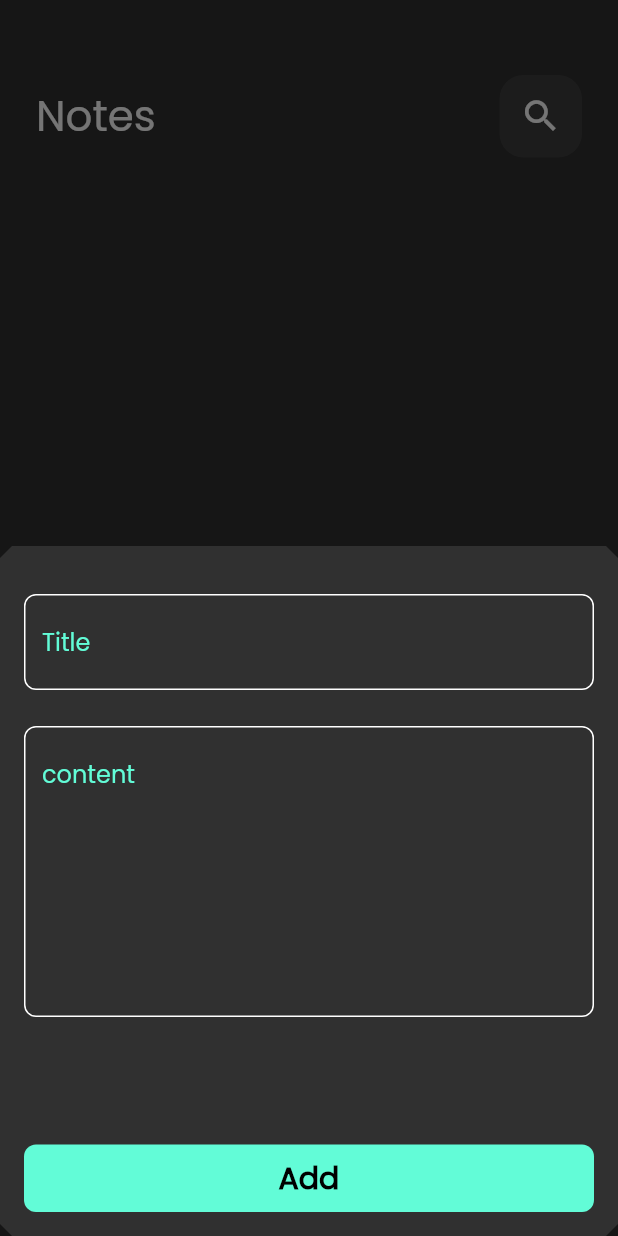
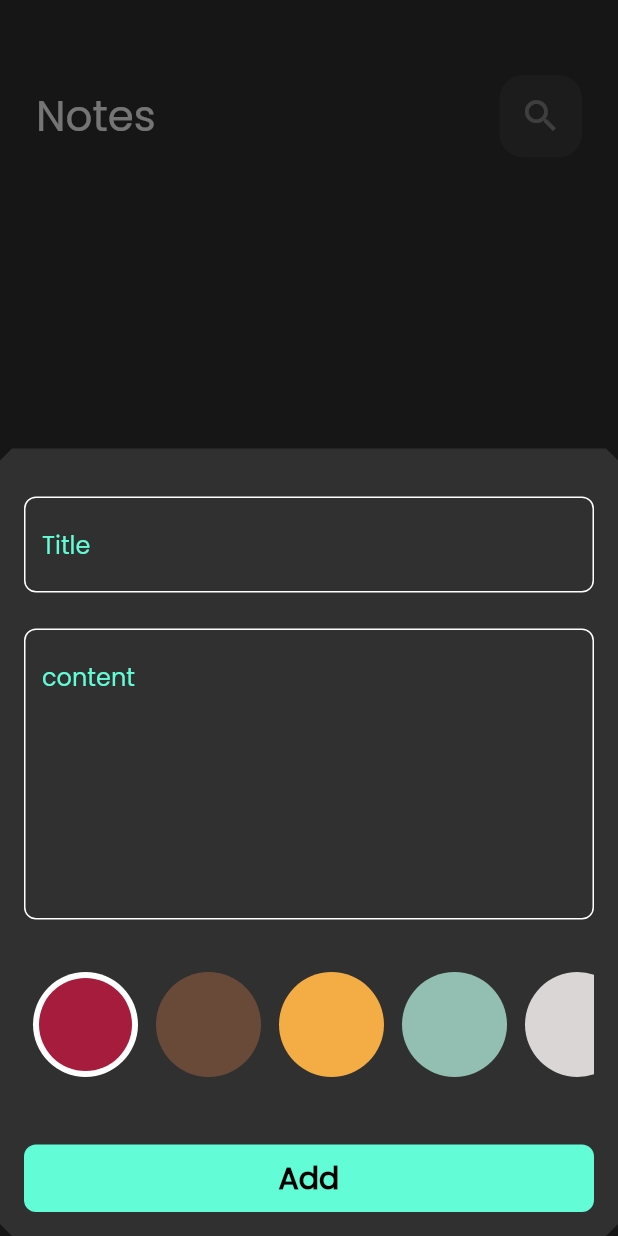
Before and after one commit to mohammedzom/notes_app, a Flutter app: the screen it shows after launch, after a tap on the "add" icon, on a phone screen of 412 x 824 dp. Run offline on Flutter 3.47's test engine with Material 2 defaults, Android fonts, the phone set to English and light mode, and no system bars; our stand-ins replace bloc, flutter_bloc, font_awesome_flutter, hive, hive_flutter; accounts and stored records are empty.

Commit message:
finsh App

```diff
--- a/lib/cubit/notes_cubit/notes_cubit.dart
+++ b/lib/cubit/notes_cubit/notes_cubit.dart
@@ -13,5 +13,6 @@ class NotesCubit extends Cubit<NotesState> {
   NotesCubit() : super(NotesInitial());
   fatchAllNotes() async {
     notes = Hive.box<NoteModel>(kNotesBox).values.toList();
+    emit(NotesNotesSuccess());
   }
 }
--- a/lib/cubit/notes_cubit/notes_state.dart
+++ b/lib/cubit/notes_cubit/notes_state.dart
@@ -4,3 +4,5 @@ part of 'notes_cubit.dart';
 abstract class NotesState {}
 
 class NotesInitial extends NotesState {}
+
+class NotesNotesSuccess extends NotesState {}
--- a/lib/main.dart
+++ b/lib/main.dart
@@ -1,6 +1,7 @@
 import 'package:flutter/material.dart';
 import 'package:hive_flutter/hive_flutter.dart';
 import 'package:notes_app/consts.dart';
+import 'package:notes_app/cubit/notes_cubit/notes_cubit.dart';
 import 'package:notes_app/models/note_model.dart';
 import 'package:notes_app/simple_bloc_observer.dart';
 import 'package:notes_app/views/notes_view.dart';
@@ -19,10 +20,13 @@ class NotesApp extends StatelessWidget {
 
   @override
   Widget build(BuildContext context) {
-    return MaterialApp(
-      debugShowCheckedModeBanner: false,
-      theme: ThemeData(brightness: Brightness.dark, fontFamily: 'Poppins'),
-      home: const NotesView(),
+    return BlocProvider(
+      create: (context) => NotesCubit(),
+      child: MaterialApp(
+        debugShowCheckedModeBanner: false,
+        theme: ThemeData(brightness: Brightness.dark, fontFamily: 'Poppins'),
+        home: const NotesView(),
+      ),
     );
   }
 }
--- a/lib/models/note_model.dart
+++ b/lib/models/note_model.dart
@@ -5,13 +5,13 @@ part 'note_model.g.dart';
 @HiveType(typeId: 0)
 class NoteModel extends HiveObject {
   @HiveField(0)
-  final String title;
+  String title;
   @HiveField(1)
-  final String subTitle;
+  String subTitle;
   @HiveField(2)
   final String date;
   @HiveField(3)
-  final int color;
+  int color;
 
   NoteModel(
       {required this.title,
--- a/lib/views/notes_view.dart
+++ b/lib/views/notes_view.dart
@@ -1,6 +1,4 @@
 import 'package:flutter/material.dart';
-import 'package:flutter_bloc/flutter_bloc.dart';
-import 'package:notes_app/cubit/notes_cubit/notes_cubit.dart';
 import 'package:notes_app/views/widgets/notes_view_body.dart';
 
 import 'widgets/add_note_bottom_sheet.dart';
@@ -10,15 +8,13 @@ class NotesView extends StatelessWidget {
 
   @override
   Widget build(BuildContext context) {
-    return BlocProvider(
-      create: (context) => NotesCubit(),
-      child: Scaffold(
+    return Scaffold(
       floatingActionButton: FloatingActionButton(
         onPressed: () {
           showModalBottomSheet(
             isScrollControlled: true,
-              shape: BeveledRectangleBorder(
-                  borderRadius: BorderRadius.circular(8)),
+            shape:
+                BeveledRectangleBorder(borderRadius: BorderRadius.circular(8)),
             context: context,
             builder: (context) => const AddNoteBottomSheet(),
           );
@@ -26,7 +22,6 @@ class NotesView extends StatelessWidget {
         child: const Icon(Icons.add),
       ),
       body: const NotesViewBody(),
-      ),
     );
   }
 }
--- a/lib/views/widgets/add_note_bottom_sheet.dart
+++ b/lib/views/widgets/add_note_bottom_sheet.dart
@@ -1,6 +1,7 @@
 import 'package:flutter/material.dart';
 import 'package:flutter_bloc/flutter_bloc.dart';
 import 'package:notes_app/cubit/add_note_cubit/add_note_cubit.dart';
+import 'package:notes_app/cubit/notes_cubit/notes_cubit.dart';
 import 'add_note_form.dart';
 
 class AddNoteBottomSheet extends StatelessWidget {
@@ -11,11 +12,8 @@ class AddNoteBottomSheet extends StatelessWidget {
       create: (context) => AddNoteCubit(),
       child: BlocConsumer<AddNoteCubit, AddNoteState>(
         listener: (context, state) {
-          if (state is AddNoteFailure) {
-            debugPrint('failled ${state.errMessage}');
-          }
-
           if (state is AddNoteSuccess) {
+            BlocProvider.of<NotesCubit>(context).fatchAllNotes();
             Navigator.pop(context);
           }
         },
--- a/lib/views/widgets/add_note_form.dart
+++ b/lib/views/widgets/add_note_form.dart
@@ -3,6 +3,7 @@ import 'package:flutter_bloc/flutter_bloc.dart';
 import 'package:intl/intl.dart';
 import 'package:notes_app/cubit/add_note_cubit/add_note_cubit.dart';
 import 'package:notes_app/models/note_model.dart';
+import 'colors_list_view.dart';
 import 'custom_button.dart';
 import 'custom_text_filde.dart';
 
@@ -37,7 +38,9 @@ class _AddNoteFormState extends State<AddNoteForm> {
             maxLines: 7,
             onsaved: (p0) => subTitle = p0,
           ),
-          const SizedBox(height: 85),
+          const SizedBox(height: 35),
+          const ColorListView(),
+          const SizedBox(height: 45),
           BlocBuilder<AddNoteCubit, AddNoteState>(
             builder: (context, state) {
               return CustomButton(
@@ -49,9 +52,10 @@ class _AddNoteFormState extends State<AddNoteForm> {
                     BlocProvider.of<AddNoteCubit>(context).addNote(NoteModel(
                         title: title!,
                         subTitle: subTitle!,
-                        date: DateFormat('EE, dd/mm/yy HH:MM')
+                        date: DateFormat('EE dd,MM,yy hh:MM a')
                             .format(DateTime.now()),
                         color: Colors.blue.value));
+
                     setState(() {});
                   } else {
                     autovalidateMode = AutovalidateMode.always;
--- /dev/null
+++ b/lib/views/widgets/colors_list_view.dart
@@ -0,0 +1,112 @@
+import 'package:flutter/material.dart';
+import 'package:flutter_bloc/flutter_bloc.dart';
+import 'package:notes_app/consts.dart';
+import 'package:notes_app/cubit/add_note_cubit/add_note_cubit.dart';
+import 'package:notes_app/models/note_model.dart';
+
+class ColorItem extends StatelessWidget {
+  const ColorItem({super.key, required this.isSelect, required this.color});
+  final bool isSelect;
+  final Color color;
+
+  @override
+  Widget build(BuildContext context) {
+    return isSelect
+        ? CircleAvatar(
+            radius: 35,
+            backgroundColor: Colors.white,
+            child: CircleAvatar(
+              radius: 31,
+              backgroundColor: color,
+            ),
+          )
+        : CircleAvatar(
+            radius: 35,
+            backgroundColor: color,
+          );
+  }
+}
+
+class ColorListView extends StatefulWidget {
+  const ColorListView({super.key});
+
+  @override
+  State<ColorListView> createState() => _ColorListViewState();
+}
+
+class _ColorListViewState extends State<ColorListView> {
+  int currentIndex = 0;
+
+  List<Color> colors = const [
+    Color(0xffa61c3c),
+    Color(0xff694a38),
+    Color(0xfff4ac45),
+    Color(0xff92bfb1),
+    Color(0xffdad6d6),
+  ];
+  @override
+  Widget build(BuildContext context) {
+    return SizedBox(
+      height: 70,
+      child: ListView.builder(
+        itemCount: 5,
+        scrollDirection: Axis.horizontal,
+        itemBuilder: (context, index) {
+          return Padding(
+            padding: const EdgeInsets.symmetric(horizontal: 6),
+            child: GestureDetector(
+                onTap: () {
+                  currentIndex = index;
+                  BlocProvider.of<AddNoteCubit>(context).color = colors[index];
+                  setState(() {});
+                },
+                child: ColorItem(
+                    isSelect: currentIndex == index, color: colors[index])),
+          );
+        },
+      ),
+    );
+  }
+}
+
+class ColorListViewEdit extends StatefulWidget {
+  const ColorListViewEdit({super.key, required this.note});
+  final NoteModel note;
+
+  @override
+  State<ColorListViewEdit> createState() => _ColorListViewEditState();
+}
+
+class _ColorListViewEditState extends State<ColorListViewEdit> {
+  late int currentIndex;
+
+  @override
+  void initState() {
+    currentIndex = kColors.indexOf(Color(widget.note.color));
+    super.initState();
+  }
+
+  @override
+  Widget build(BuildContext context) {
+    return SizedBox(
+      height: 70,
+      child: ListView.builder(
+        itemCount: 5,
+        scrollDirection: Axis.horizontal,
+        itemBuilder: (context, index) {
+          return Padding(
+            padding: const EdgeInsets.symmetric(horizontal: 6),
+            child: GestureDetector(
+                onTap: () {
+                  currentIndex = index;
+                  widget.note.color = kColors[index].value;
+                  setState(() {});
+                },
+                child: ColorItem(
+                    isSelect: currentIndex == index, color: kColors[index])),
+          );
+        },
+      ),
+    );
+  }
+}
--- a/lib/views/widgets/custom_app_bar.dart
+++ b/lib/views/widgets/custom_app_bar.dart
@@ -1,9 +1,14 @@
 import 'package:flutter/material.dart';
 
+import 'custom_icon.dart';
+
 class CustomAppBar extends StatelessWidget {
-  const CustomAppBar({super.key, required this.title, required this.icon});
+  const CustomAppBar(
+      {super.key, required this.title, required this.icon, this.onPressed});
   final String title;
   final IconData icon;
+  final void Function()? onPressed;
+
   @override
   Widget build(BuildContext context) {
     return Row(
@@ -13,29 +18,8 @@ class CustomAppBar extends StatelessWidget {
           style: const TextStyle(fontSize: 28),
         ),
         const Spacer(flex: 1),
-        CustomSearchIcon(icon: icon),
+        CustomIcon(icon: icon, onPressed: onPressed),
       ],
     );
   }
 }
-
-class CustomSearchIcon extends StatelessWidget {
-  const CustomSearchIcon({super.key, required this.icon});
-  final IconData icon;
-  @override
-  Widget build(BuildContext context) {
-    return Container(
-      height: 55,
-      width: 55,
-      decoration: BoxDecoration(
-          color: const Color.fromARGB(17, 255, 255, 255),
-          borderRadius: BorderRadius.circular(16)),
-      // color: const Color.fromARGB(78, 255, 255, 255),
-      child: Center(
-          child: Icon(
-        icon,
-        size: 28,
-      )),
-    );
-  }
-}
--- /dev/null
+++ b/lib/views/widgets/custom_icon.dart
@@ -0,0 +1,24 @@
+import 'package:flutter/material.dart';
+
+class CustomIcon extends StatelessWidget {
+  const CustomIcon({super.key, required this.icon, this.onPressed});
+  final IconData icon;
+  final void Function()? onPressed;
+  @override
+  Widget build(BuildContext context) {
+    return Container(
+      height: 55,
+      width: 55,
+      decoration: BoxDecoration(
+          color: const Color.fromARGB(17, 255, 255, 255),
+          borderRadius: BorderRadius.circular(16)),
+      // color: const Color.fromARGB(78, 255, 255, 255),
+      child: Center(
+          child: IconButton(
+        onPressed: onPressed,
+        icon: Icon(icon),
+        iconSize: 28,
+      )),
+    );
+  }
+}
--- a/lib/views/widgets/custom_text_filde.dart
+++ b/lib/views/widgets/custom_text_filde.dart
@@ -3,13 +3,19 @@ import 'package:notes_app/consts.dart';
 
 class CustomTextFilde extends StatelessWidget {
   const CustomTextFilde(
-      {super.key, required this.hint, this.maxLines = 1, this.onsaved});
+      {super.key,
+      required this.hint,
+      this.maxLines = 1,
+      this.onsaved,
+      this.iniValue});
   final String hint;
   final int maxLines;
+  final String? iniValue;
   final void Function(String?)? onsaved;
   @override
   Widget build(BuildContext context) {
     return TextFormField(
+      initialValue: iniValue,
       onSaved: onsaved,
       validator: (value) {
         if (value?.isEmpty ?? true) {
```
Also changed, not shown: lib/consts.dart (+8 -0 lines), lib/cubit/add_note_cubit/add_note_cubit.dart (+4 -4 lines), lib/views/edit_note_view.dart (+5 -4 lines), lib/views/widgets/custom_note_item.dart (+5 -2 lines), lib/views/widgets/edit_note_view_body.dart (+57 -13 lines). Lines whose indentation alone changed are shown as unchanged.
